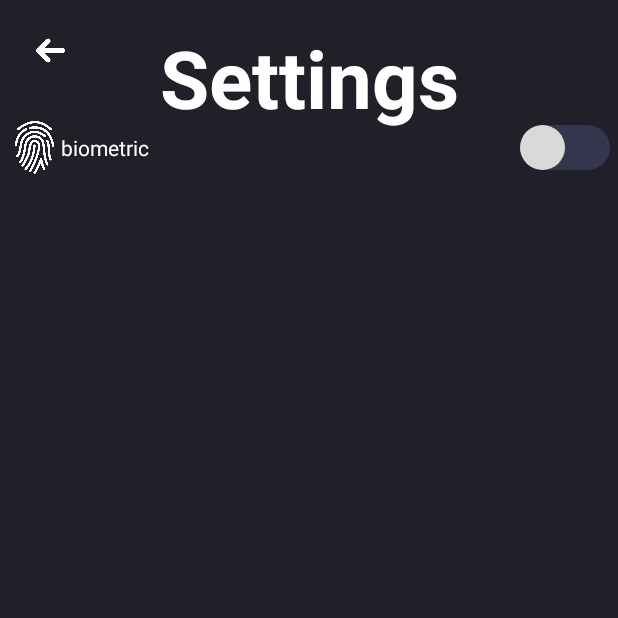
After one commit to RiseGhost/PassWord_Storage, an Android app: the Settings screen opened directly, with no data from a screen before it, on a phone screen of 412 x 824 dp, the top half of it. The commit adds this screen. Run offline under Robolectric (Android 15) with nearby library versions, the phone set to English and light mode, and no system bars.

Commit message:
Biometric update

```diff
--- a/app/build.gradle.kts
+++ b/app/build.gradle.kts
@@ -36,6 +36,7 @@ dependencies {
     implementation("com.google.android.material:material:1.9.0")
     implementation("androidx.constraintlayout:constraintlayout:2.1.4")
     implementation("androidx.gridlayout:gridlayout:1.0.0")
+    implementation("androidx.biometric:biometric:1.1.0")
     testImplementation("junit:junit:4.13.2")
     androidTestImplementation("androidx.test.ext:junit:1.1.5")
     androidTestImplementation("androidx.test.espresso:espresso-core:3.5.1")
--- a/app/src/main/AndroidManifest.xml
+++ b/app/src/main/AndroidManifest.xml
@@ -13,21 +13,24 @@
         android:theme="@style/Theme.PasswordStorage"
         tools:targetApi="31">
         <activity
+            android:name=".Settings"
+            android:exported="false" />
+        <activity
             android:name=".activity_add_pass"
             android:exported="false"
-            android:screenOrientation="portrait"/>
+            android:screenOrientation="portrait" />
         <activity
             android:name=".PassInfo"
             android:exported="false"
-            android:screenOrientation="portrait"/>
+            android:screenOrientation="portrait" />
         <activity
             android:name=".Login"
             android:exported="false"
-            android:screenOrientation="portrait"/>
+            android:screenOrientation="portrait" />
         <activity
             android:name=".HomePage"
             android:exported="false"
-            android:screenOrientation="portrait"/>
+            android:screenOrientation="portrait" />
         <activity
             android:name=".MainActivity"
             android:exported="true"
--- a/app/src/main/java/com/example/passwordstorage/HomePage.java
+++ b/app/src/main/java/com/example/passwordstorage/HomePage.java
@@ -4,10 +4,12 @@ import androidx.appcompat.app.AppCompatActivity;
 import androidx.room.Room;
 
 import android.app.Dialog;
+import android.content.Intent;
 import android.os.Bundle;
 import android.os.Handler;
 import android.os.Looper;
 import android.util.Log;
+import android.widget.ImageView;
 import android.widget.ListView;
 import android.widget.RadioGroup;
 
@@ -30,6 +32,8 @@ public class HomePage extends AppCompatActivity {
         setContentView(R.layout.activity_home_page);
         secretKey = new SecuryCifra(getApplicationContext()).getSecretKey();
         ivParam = new SecuryCifra(getApplicationContext()).getIvParam();
+        ImageView settings = findViewById(R.id.opc);
+        settings.setOnClickListener((event) -> {startActivity(new Intent(HomePage.this,Settings.class));});
         new DB();
     }
 
--- a/app/src/main/java/com/example/passwordstorage/Login.java
+++ b/app/src/main/java/com/example/passwordstorage/Login.java
@@ -1,8 +1,13 @@
 package com.example.passwordstorage;
 
+import androidx.annotation.NonNull;
 import androidx.appcompat.app.AppCompatActivity;
+
 import android.content.Intent;
 import android.content.SharedPreferences;
+import androidx.biometric.BiometricPrompt;
+import androidx.core.content.ContextCompat;
+
 import android.os.Bundle;
 import android.util.Log;
 import android.widget.Button;
@@ -44,6 +49,10 @@ public class Login extends AppCompatActivity {
             if(PassIsRegister())    ValidatePass(pass.getText().toString());
             else                    CreatePassWord(pass.getText().toString());
         });
+
+        SharedPreferences sharedPreferences1 = getSharedPreferences("biometric", MODE_PRIVATE);
+        String bio = sharedPreferences1.getString("bio","");
+        if (bio.equals("true"))     ValidateWithBiometric();
     }
 
     @Override
@@ -104,4 +113,28 @@ public class Login extends AppCompatActivity {
             Log.d("Hash error", e.getMessage());
         }
     }
+
+    private void ValidateWithBiometric(){
+        BiometricPrompt.PromptInfo promptInfo = new BiometricPrompt.PromptInfo.Builder()
+                .setTitle("Autenticação biométrica")
+                .setSubtitle("Use sua impressão digital para desbloquear")
+                .setNegativeButtonText("Cancelar")
+                .build();
+        BiometricPrompt biometricPrompt = new BiometricPrompt(this, ContextCompat.getMainExecutor(this), new BiometricPrompt.AuthenticationCallback() {
+            @Override
+            public void onAuthenticationError(int errorCode, @NonNull CharSequence errString) {
+                super.onAuthenticationError(errorCode, errString);
+                Toast.makeText(Login.this,"Error, pls try pin", Toast.LENGTH_SHORT).show();
+            }
+
+            @Override
+            public void onAuthenticationSucceeded(@NonNull BiometricPrompt.AuthenticationResult result) {
+                super.onAuthenticationSucceeded(result);
+                startActivity(new Intent(Login.this, HomePage.class));
+                finish();
+            }
+        });
+
+        biometricPrompt.authenticate(promptInfo);
+    }
 }
--- /dev/null
+++ b/app/src/main/java/com/example/passwordstorage/Settings.java
@@ -0,0 +1,30 @@
+package com.example.passwordstorage;
+
+import androidx.appcompat.app.AppCompatActivity;
+import android.content.SharedPreferences;
+import android.os.Bundle;
+import android.widget.ImageView;
+import android.widget.Switch;
+
+public class Settings extends AppCompatActivity {
+
+    @Override
+    protected void onCreate(Bundle savedInstanceState) {
+        super.onCreate(savedInstanceState);
+        setContentView(R.layout.activity_settings);
+        ImageView back = findViewById(R.id.back);
+        back.setOnClickListener((event) -> {finish();});
+        SharedPreferences sharedPreferences = getSharedPreferences("biometric",MODE_PRIVATE);
+        String bio = sharedPreferences.getString("bio","");
+        Switch biometric = findViewById(R.id.bio);
+        biometric.setOnCheckedChangeListener((buttonView,isChecked) -> {
+            SharedPreferences.Editor editor = sharedPreferences.edit();
+            if (isChecked)
+                editor.putString("bio","true");
+            else
+                editor.putString("bio","false");
+            editor.apply();
+        });
+        if(bio.equals("true"))      biometric.setChecked(true);
+    }
+}
--- /dev/null
+++ b/app/src/main/res/drawable/switch_bar.xml
@@ -0,0 +1,15 @@
+<?xml version="1.0" encoding="utf-8"?>
+<selector xmlns:android="http://schemas.android.com/apk/res/android">
+    <item android:state_checked="true">
+        <shape android:shape="rectangle">
+            <solid android:color="#77F474"></solid>
+            <corners android:radius="30dp"></corners>
+        </shape>
+    </item>
+    <item android:state_checked="false">
+        <shape android:shape="rectangle">
+            <solid android:color="#35354D"></solid>
+            <corners android:radius="30dp"></corners>
+        </shape>
+    </item>
+</selector>
--- /dev/null
+++ b/app/src/main/res/drawable/switch_button.xml
@@ -0,0 +1,5 @@
+<?xml version="1.0" encoding="utf-8"?>
+<shape xmlns:android="http://schemas.android.com/apk/res/android" android:shape="oval">
+    <solid android:color="#D9D9D9"></solid>
+    <size android:height="30dp" android:width="30dp"></size>
+</shape>
--- a/app/src/main/res/layout/activity_home_page.xml
+++ b/app/src/main/res/layout/activity_home_page.xml
@@ -31,14 +31,14 @@
         tools:layout_editor_absoluteX="0dp" />
 
     <ImageView
-        android:id="@+id/imageView"
+        android:id="@+id/opc"
         android:layout_width="85px"
         android:layout_height="85px"
         android:layout_marginTop="16dp"
         android:layout_marginEnd="16dp"
         app:layout_constraintEnd_toEndOf="parent"
         app:layout_constraintTop_toTopOf="parent"
-        app:srcCompat="@drawable/user" />
+        app:srcCompat="@drawable/definicoes" />
 
     <ListView
         android:id="@+id/list"
--- /dev/null
+++ b/app/src/main/res/layout/activity_settings.xml
@@ -0,0 +1,82 @@
+<?xml version="1.0" encoding="utf-8"?>
+<androidx.constraintlayout.widget.ConstraintLayout xmlns:android="http://schemas.android.com/apk/res/android"
+    xmlns:app="http://schemas.android.com/apk/res-auto"
+    xmlns:tools="http://schemas.android.com/tools"
+    android:layout_width="match_parent"
+    android:layout_height="match_parent"
+    tools:context=".Settings"
+    android:background="#202028">
+
+    <ImageView
+        android:id="@+id/back"
+        android:layout_width="35dp"
+        android:layout_height="35dp"
+        android:padding="8dp"
+        android:layout_marginStart="16dp"
+        android:layout_marginTop="16dp"
+        app:layout_constraintStart_toStartOf="parent"
+        app:layout_constraintTop_toTopOf="parent"
+        app:srcCompat="@drawable/back" />
+
+    <TextView
+        android:id="@+id/textView"
+        android:layout_width="wrap_content"
+        android:layout_height="wrap_content"
+        android:layout_marginTop="16dp"
+        android:text="Settings"
+        android:textColor="@color/white"
+        android:textSize="80px"
+        android:textStyle="bold"
+        app:layout_constraintEnd_toEndOf="parent"
+        app:layout_constraintStart_toStartOf="parent"
+        app:layout_constraintTop_toTopOf="parent" />
+
+    <ScrollView
+        android:layout_width="match_parent"
+        android:layout_height="match_parent"
+        android:layout_marginTop="75dp"
+        app:layout_constraintBottom_toBottomOf="parent"
+        tools:layout_editor_absoluteX="1dp">
+
+        <LinearLayout
+            android:layout_width="match_parent"
+            android:layout_height="wrap_content"
+            android:orientation="vertical">
+
+            <LinearLayout
+                android:layout_width="match_parent"
+                android:layout_height="wrap_content"
+                android:orientation="horizontal"
+                android:padding="5dp"
+                tools:layout_editor_absoluteX="52dp"
+                tools:layout_editor_absoluteY="1dp">
+
+                <ImageView
+                    android:id="@+id/imageView"
+                    android:layout_width="35dp"
+                    android:layout_height="35dp"
+                    app:srcCompat="@drawable/biometria"
+                    tools:layout_editor_absoluteX="32dp" />
+
+                <TextView
+                    android:layout_width="0dp"
+                    android:layout_height="match_parent"
+                    android:layout_weight="1"
+                    android:text="biometric"
+                    android:textColor="@color/white"
+                    android:gravity="center_vertical"/>
+                <Switch
+                    android:id="@+id/bio"
+                    android:layout_width="wrap_content"
+                    android:layout_height="match_parent"
+                    android:thumb="@drawable/switch_button"
+                    android:track="@drawable/switch_bar" />
+            </LinearLayout>
+
+        </LinearLayout>
+    </ScrollView>
+
+
+
+
+</androidx.constraintlayout.widget.ConstraintLayout>
```
Also changed, not shown: app/src/main/res/drawable/biometria.png (added), app/src/main/res/drawable/definicoes.png (added).
